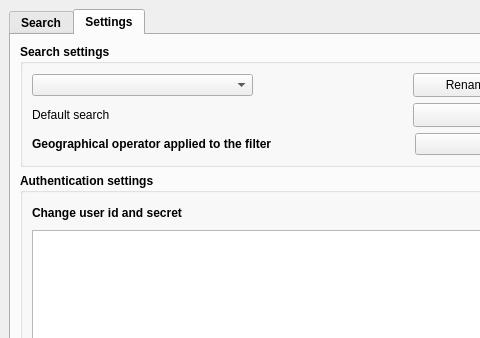
The window that ui/isogeo_dockwidget_base.ui (isogeo/isogeo-plugin-qgis) describes before a commit, drawn with Qt 5; both pictures show x 0 to 480 and y 0 to 338 of the 623 by 808 pixel window.
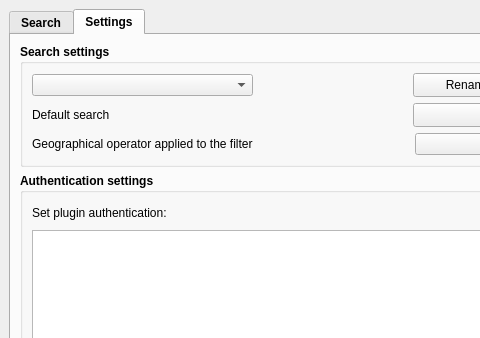
The same window after the commit. The open tabs and pages were chosen to show the change. Icons and pictures are not drawn. Custom widgets are drawn as their Qt base class.

Patch:
```diff
--- a/ui/isogeo_dockwidget_base.ui
+++ b/ui/isogeo_dockwidget_base.ui
@@ -1062,6 +1062,12 @@
               <layout class="QHBoxLayout" name="horizontalLayout_11">
                <item>
                 <widget class="QLabel" name="lbl_geo_op">
+                 <property name="font">
+                  <font>
+                   <weight>50</weight>
+                   <bold>false</bold>
+                  </font>
+                 </property>
                  <property name="text">
                   <string>Geographical operator applied to the filter</string>
                  </property>
@@ -1110,8 +1116,14 @@
             <layout class="QHBoxLayout" name="horizontalLayout_21">
              <item>
               <widget class="QLabel" name="lbl_auth">
+               <property name="font">
+                <font>
+                 <weight>50</weight>
+                 <bold>false</bold>
+                </font>
+               </property>
                <property name="text">
-                <string>Change user id and secret</string>
+                <string>Set plugin authentication:</string>
                </property>
               </widget>
              </item>
```
Left out of the diff: 2 changed lines with no effect on the pictures.
